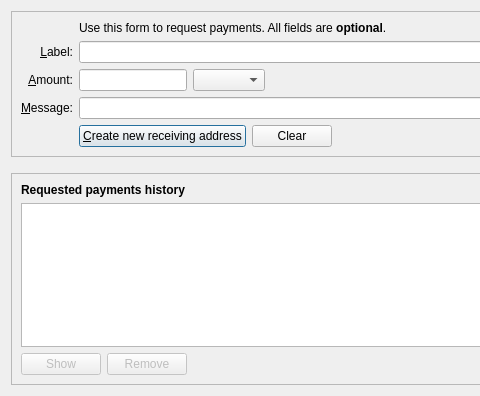
Above: src/qt/forms/receivecoinsdialog.ui from connectcoincrypto/connectcoin before the change; both pictures show x 0 to 480 and y 0 to 396 of the 776 by 396 pixel window. Below: the same form after it.
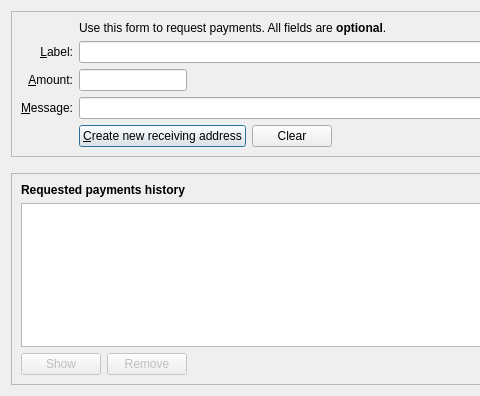
That is the form after the change. Icons and pictures are not drawn. Custom widgets are drawn as their Qt base class.

Commit message: qt: remove unsupported receiving address types

```diff
--- a/src/qt/forms/receivecoinsdialog.ui
+++ b/src/qt/forms/receivecoinsdialog.ui
@@ -194,25 +194,6 @@
             </property>
            </widget>
           </item>
-          <item>
-           <widget class="QComboBox" name="addressType">
-            <property name="sizePolicy">
-             <sizepolicy hsizetype="Fixed" vsizetype="Fixed">
-              <horstretch>0</horstretch>
-              <verstretch>0</verstretch>
-             </sizepolicy>
-            </property>
-            <property name="maximumSize">
-             <size>
-              <width>1000</width>
-              <height>16777215</height>
-             </size>
-            </property>
-            <property name="focusPolicy">
-             <enum>Qt::StrongFocus</enum>
-            </property>
-           </widget>
-          </item>
           <item>
            <spacer name="horizontalSpacer_3">
             <property name="orientation">
```
Left out of the diff: 1 changed line with no effect on the pictures. The commit also changes 2 other files.
